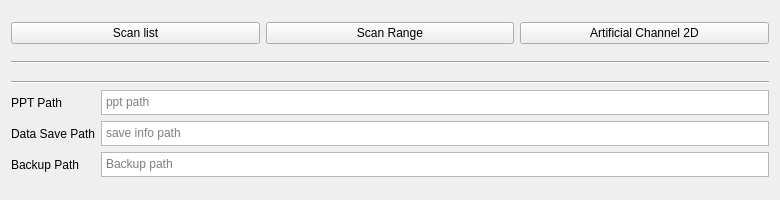
First picture: the form in core/ui/mainwindow.ui, repository lictailer/zmeter, before the edit.
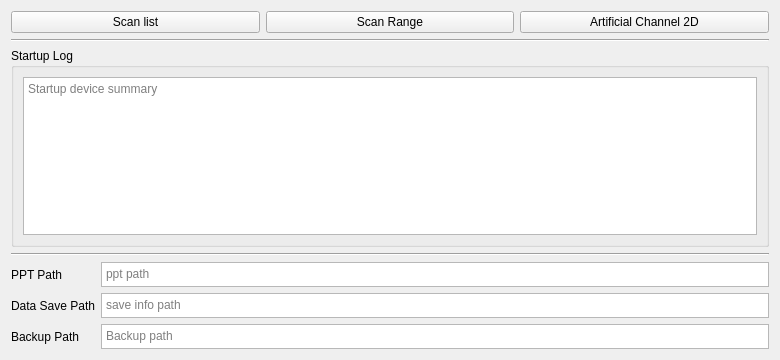
Second picture: the form after the edit.

Commit message: Add best-effort profile startup connections

Patch:
```diff
--- a/core/ui/mainwindow.ui
+++ b/core/ui/mainwindow.ui
@@ -7,7 +7,7 @@
     <x>0</x>
     <y>0</y>
     <width>780</width>
-    <height>200</height>
+    <height>360</height>
    </rect>
   </property>
   <property name="windowTitle">
@@ -51,6 +51,28 @@
      <item>
       <layout class="QGridLayout" name="devices_grid_layout"/>
      </item>
+     <item>
+      <widget class="QGroupBox" name="startup_log_groupBox">
+       <property name="title">
+        <string>Startup Log</string>
+       </property>
+       <layout class="QVBoxLayout" name="startup_log_layout">
+        <item>
+         <widget class="QPlainTextEdit" name="startup_log">
+          <property name="maximumHeight">
+           <number>120</number>
+          </property>
+          <property name="readOnly">
+           <bool>true</bool>
+          </property>
+          <property name="placeholderText">
+           <string>Startup device summary</string>
+          </property>
+         </widget>
+        </item>
+       </layout>
+      </widget>
+     </item>
      <item>
       <layout class="QGridLayout" name="gridLayout">
        <item row="1" column="1">
```
The commit also changes 18 other files.
